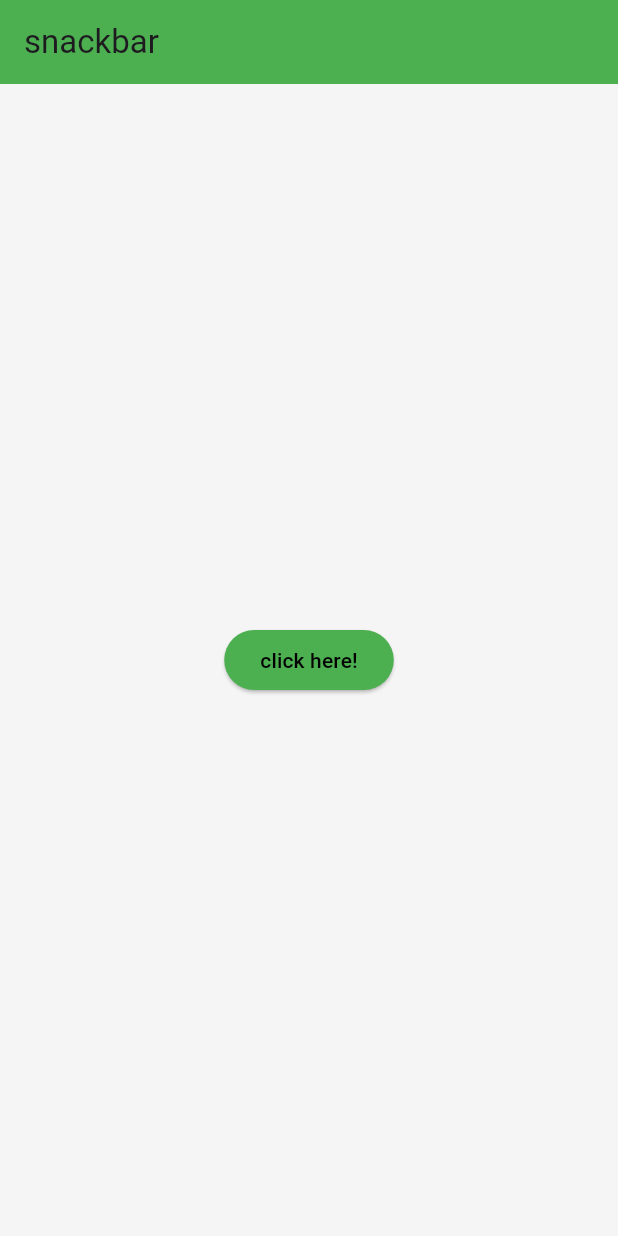
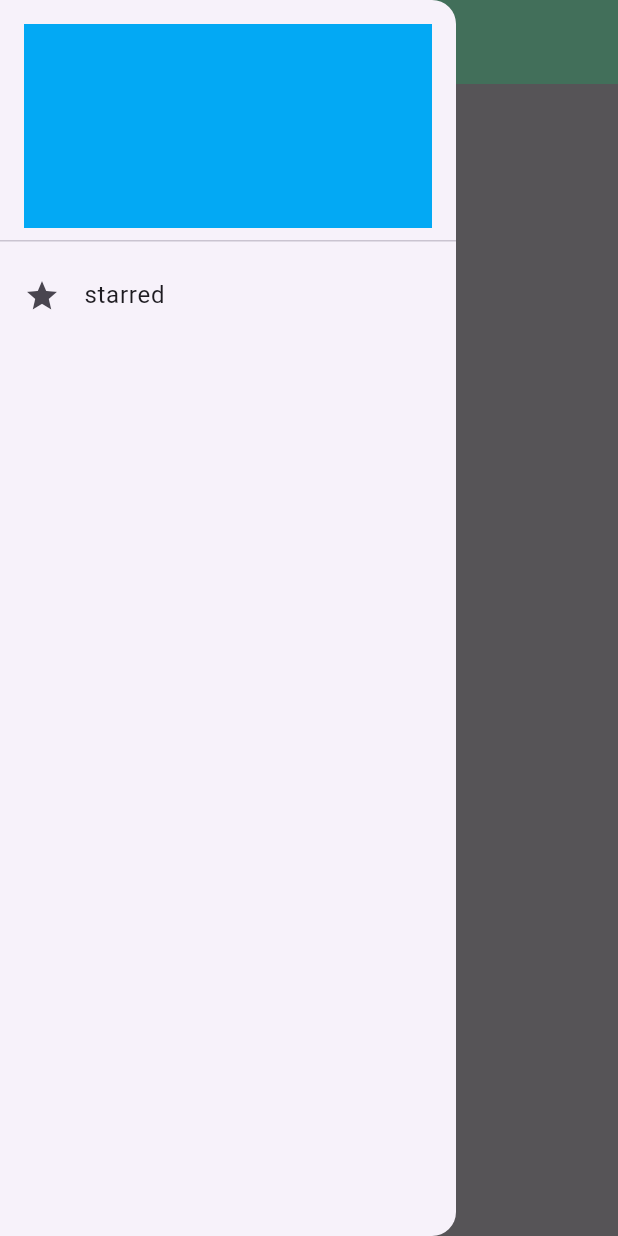
Before and after one commit to Abdusamadali/flutter_basic, a Flutter app: the screen it shows after launch, with the side drawer open (before the commit the screen has no drawer), on a phone screen of 412 x 824 dp. Run offline on Flutter 3.47's test engine with Material 3 defaults, Android fonts, the phone set to English and light mode, and no system bars.

Commit message:
alert dialog added

```diff
--- /dev/null
+++ b/lib/alertDialog.dart
@@ -0,0 +1,89 @@
+import 'package:flutter/material.dart';
+import 'package:leancode/buttions.dart';
+
+class alert_dialog extends StatefulWidget {
+  const alert_dialog({super.key});
+
+  @override
+  State<alert_dialog> createState() => _alert_dialogState();
+}
+
+class _alert_dialogState extends State<alert_dialog> {
+  @override
+  Widget build(BuildContext context) {
+    var h = MediaQuery.of(context).size.height;
+    var w = MediaQuery.of(context).size.height;
+    return Scaffold(
+      appBar: AppBar(
+        title: Text('alert'),
+        backgroundColor: const Color.fromARGB(189, 105, 240, 175),
+      ),
+      drawer: Drawer(
+        child: Container(
+          child: Column(
+            children: [
+              DrawerHeader(
+                child: Container(
+                  color: Colors.lightBlue,
+                ),
+              ),
+              ListTile(
+                title: Text('starred'),
+                leading: Icon(Icons.star),
+              )
+            ],
+          ),
+        ),
+      ),
+      body: Container(
+        height: h,
+        width: w,
+        color: Colors.black26,
+        child: Center(
+          child: ElevatedButton(
+            style: ButtonStyle(
+                backgroundColor: MaterialStateProperty.all(Colors.blue),
+                shape: MaterialStateProperty.all(
+                  RoundedRectangleBorder(
+                      borderRadius: BorderRadius.circular(23)),
+                ),
+                fixedSize: MaterialStateProperty.all(Size.fromRadius(50))),
+            onPressed: () {
+                _showMyDialog(context);
+            },
+            child: Center(
+              child: Icon(
+                Icons.person,
+                size: 56,
+                color: Colors.black26,
+              ),
+            ),
+          ),
+        ),
+      ),
+    );
+  }
+}
+
+Future<void>_showMyDialog(BuildContext context)async{
+  return showDialog(context: context, builder: (BuildContext context){
+          return AlertDialog(
+            backgroundColor: Colors.red[100],
+              title: Text('Alert!'),
+            content: SingleChildScrollView(
+              child: ListBody(
+                children: [
+                  Text('this is first text'),
+                  Text(('this is second one '))
+                ],
+              ),
+    ),
+            actions:[
+               TextButton(onPressed: (){
+                 Navigator.pop(context);
+               },
+                   child: Text('ok'))
+            ],
+          );
+  });
+}
--- /dev/null
+++ b/lib/allPackage.dart
@@ -0,0 +1,4 @@
+export 'alertDialog.dart';
+export 'snackBar.dart';
+export 'drawer.dart';
+export 'package:leancode/dismissable.dart';
--- a/lib/main.dart
+++ b/lib/main.dart
@@ -1,10 +1,21 @@
 import 'package:flutter/material.dart';
-import 'package:leancode/rowcols.dart';
-import 'ListAndGridVIews.dart';
-import 'buttions.dart';
-import 'container_box.dart';
-import 'package:leancode/snackBar.dart';
+import 'allPackage.dart';
 
+// void main() => runApp(myapp());
+//
+// class myapp extends StatelessWidget {
+//   const myapp({super.key});
+//   @override
+//   Widget build(BuildContext context) {
+//     return MaterialApp(
+//       debugShowCheckedModeBanner: false,
+//       theme: ThemeData(
+//         primaryColor: Colors.green
+//       ),
+//       home: drawer(),
+//     );
+//   }
+// }
 void main() => runApp(myapp());
 
 class myapp extends StatelessWidget {
@@ -12,12 +23,9 @@ class myapp extends StatelessWidget {
 
   @override
   Widget build(BuildContext context) {
-    return MaterialApp(
+    return const MaterialApp(
       debugShowCheckedModeBanner: false,
-      theme: ThemeData(
-        primaryColor: Colors.green
-      ),
-      home: snackbarwidget(),
+      home: alert_dialog(),
     );
   }
 }
```
Also changed, not shown: lib/dismissable.dart (added, +53 -0 lines), lib/drawer.dart (added, +89 -0 lines), lib/rowcols.dart (+27 -10 lines).
